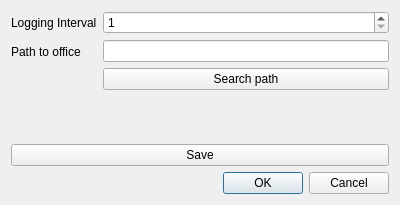
Before: the Qt Designer form ui/settingsDialog.ui in leezu/MeasurementValueLogging, drawn with Qt 5.
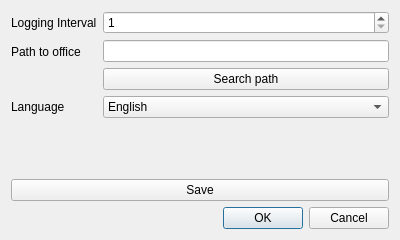
After: the same form once the commit is applied.

What changed in the file:
```diff
--- a/ui/settingsDialog.ui
+++ b/ui/settingsDialog.ui
@@ -7,7 +7,7 @@
     <x>0</x>
     <y>0</y>
     <width>400</width>
-    <height>205</height>
+    <height>240</height>
    </rect>
   </property>
   <property name="windowTitle">
@@ -51,6 +51,27 @@
        </item>
       </layout>
      </item>
+     <item row="2" column="0">
+      <widget class="QLabel" name="label_3">
+       <property name="text">
+        <string>Language</string>
+       </property>
+      </widget>
+     </item>
+     <item row="2" column="1">
+      <widget class="QComboBox" name="languageComboBox">
+       <item>
+        <property name="text">
+         <string>English</string>
+        </property>
+       </item>
+       <item>
+        <property name="text">
+         <string>German</string>
+        </property>
+       </item>
+      </widget>
+     </item>
     </layout>
    </item>
    <item>
```
